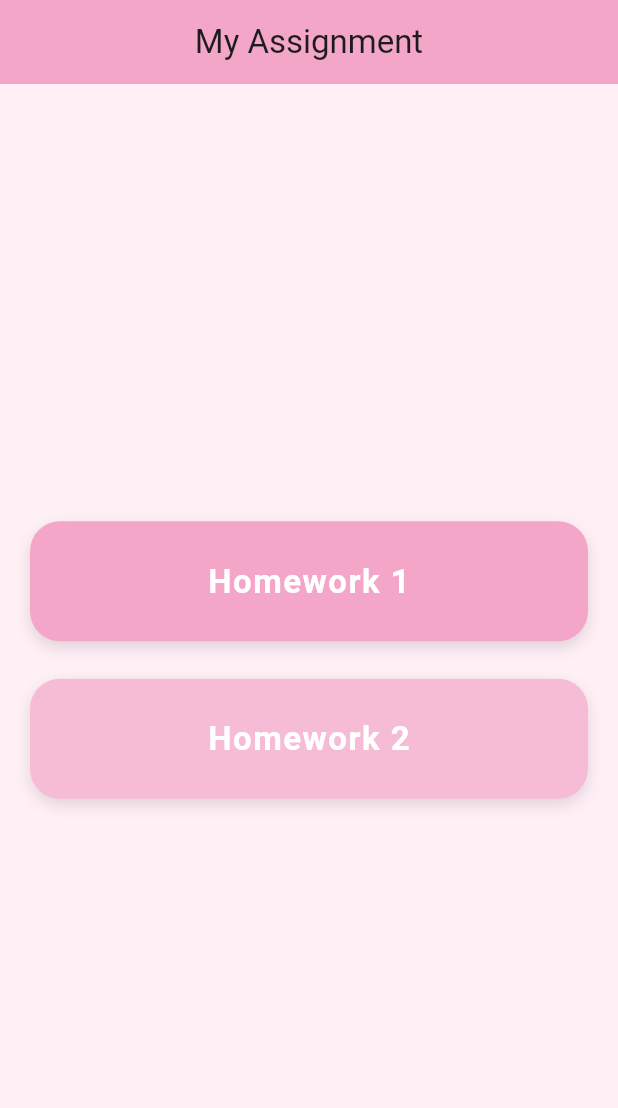
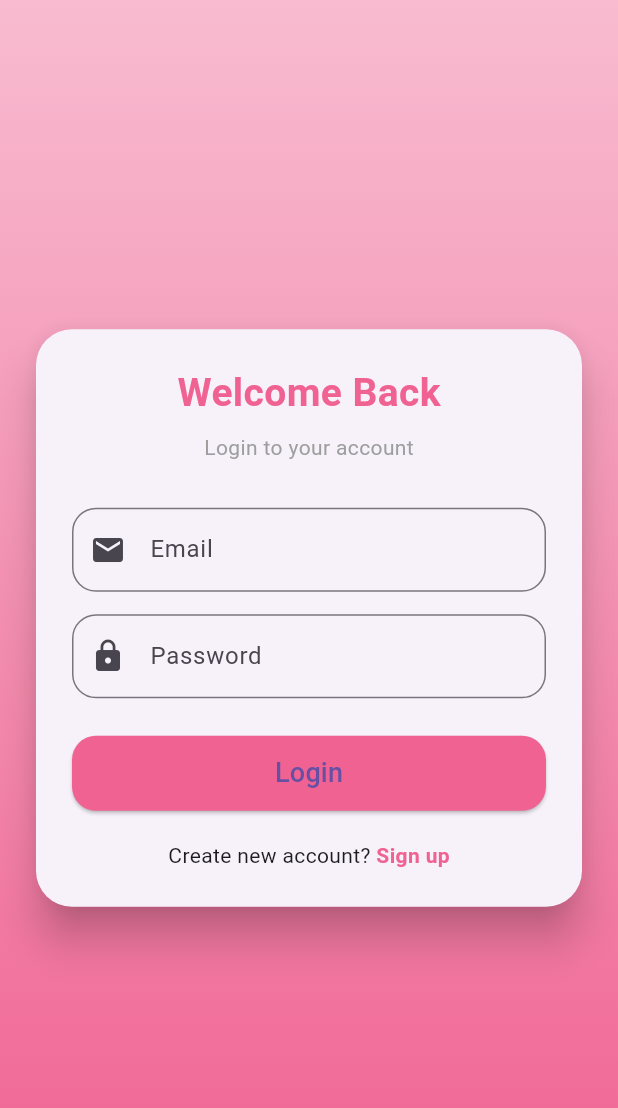
Before and after one commit to Engmrm/Assignment, a Flutter app: the screen it shows after launch, on a phone screen of 412 x 824 dp. Shown: the top 1108 px of the screen. Run offline on Flutter 3.47's test engine with Material 3 defaults, Android fonts, the phone set to English and light mode, and no system bars.

Commit message:
Add login and sign up page (just Frontend)

```diff
--- /dev/null
+++ b/lib/Login.dart
@@ -0,0 +1,166 @@
+import 'package:flutter/material.dart';
+import 'Homepage.dart';
+import 'Signup.dart';
+
+class LoginPage extends StatefulWidget {
+  const LoginPage({super.key});
+
+  @override
+  State<LoginPage> createState() => _LoginPageState();
+}
+
+class _LoginPageState extends State<LoginPage> {
+  final _formKey = GlobalKey<FormState>();
+
+  @override
+  Widget build(BuildContext context) {
+    return Scaffold(
+      body: Container(
+        width: double.infinity,
+        height: double.infinity,
+        decoration: const BoxDecoration(
+          gradient: LinearGradient(
+            begin: Alignment.topCenter,
+            end: Alignment.bottomCenter,
+            colors: [
+              Color(0xFFF8BBD0),
+              Color(0xFFF48FB1),
+              Color(0xFFF06292),
+            ],
+          ),
+        ),
+        child: Center(
+          child: SingleChildScrollView(
+            padding: const EdgeInsets.all(20),
+            child: Card(
+              elevation: 12,
+              shape: RoundedRectangleBorder(
+                borderRadius: BorderRadius.circular(24),
+              ),
+              child: Padding(
+                padding: const EdgeInsets.all(24),
+                child: Form(
+                  key: _formKey,
+                  child: Column(
+                    mainAxisSize: MainAxisSize.min,
+                    children: [
+                      const Text(
+                        'Welcome Back',
+                        style: TextStyle(
+                          fontSize: 26,
+                          fontWeight: FontWeight.bold,
+                          color: Color(0xFFF06292),
+                        ),
+                      ),
+                      const SizedBox(height: 8),
+                      const Text(
+                        'Login to your account',
+                        style: TextStyle(color: Colors.grey),
+                      ),
+                      const SizedBox(height: 30),
+
+
+                      TextFormField(
+                        decoration: InputDecoration(
+                          labelText: 'Email',
+                          prefixIcon: const Icon(Icons.email),
+                          border: OutlineInputBorder(
+                            borderRadius: BorderRadius.circular(16),
+                          ),
+                        ),
+                        validator: (value) {
+                          if (value == null || value.isEmpty) {
+                            return 'Email is required';
+                          }
+                          if (!value.contains('@')) {
+                            return 'Enter a valid email';
+                          }
+                          return null;
+                        },
+                      ),
+                      const SizedBox(height: 15),
+
+
+                      TextFormField(
+                        obscureText: true,
+                        decoration: InputDecoration(
+                          labelText: 'Password',
+                          prefixIcon: const Icon(Icons.lock),
+                          border: OutlineInputBorder(
+                            borderRadius: BorderRadius.circular(16),
+                          ),
+                        ),
+                        validator: (value) {
+                          if (value == null || value.isEmpty) {
+                            return 'Password is required';
+                          }
+                          if (value.length < 6) {
+                            return 'Password must be at least 6 characters';
+                          }
+                          return null;
+                        },
+                      ),
+                      const SizedBox(height: 25),
+
+                      SizedBox(
+                        width: double.infinity,
+                        height: 50,
+                        child: ElevatedButton(
+                          style: ElevatedButton.styleFrom(
+                            backgroundColor: const Color(0xFFF06292),
+                            shape: RoundedRectangleBorder(
+                              borderRadius: BorderRadius.circular(16),
+                            ),
+                          ),
+                          onPressed: () {
+                            if (_formKey.currentState!.validate()) {
+                              Navigator.pushReplacement(
+                                context,
+                                MaterialPageRoute(
+                                    builder: (context) => HomePage()),
+                              );
+                            }
+                          },
+                          child: const Text(
+                            'Login',
+                            style: TextStyle(fontSize: 18),
+                          ),
+                        ),
+                      ),
+
+                      const SizedBox(height: 20),
+
+                      /// Sign up
+                      Row(
+                        mainAxisAlignment: MainAxisAlignment.center,
+                        children: [
+                          const Text("Create new account? "),
+                          GestureDetector(
+                            onTap: () {
+                              Navigator.push(
+                                context,
+                                MaterialPageRoute(
+                                    builder: (context) => SignUpPage()),
+                              );
+                            },
+                            child: const Text(
+                              "Sign up",
+                              style: TextStyle(
+                                color: Color(0xFFF06292),
+                                fontWeight: FontWeight.bold,
+                              ),
+                            ),
+                          ),
+                        ],
+                      )
+                    ],
+                  ),
+                ),
+              ),
+            ),
+          ),
+        ),
+      ),
+    );
+  }
+}
--- a/lib/Spalsh_screen.dart
+++ b/lib/Splash_screen.dart
@@ -1,5 +1,6 @@
 import 'package:flutter/material.dart';
 import 'Homepage.dart';
+import 'package:untitled1/Login.dart';
 
 class splash extends StatefulWidget {
   @override
@@ -13,7 +14,7 @@ class _splashState extends State<splash> {
   void initState() {
     // TODO: implement initState
     Future.delayed(Duration(seconds: 3),(){
-      Navigator.pushReplacement(context, MaterialPageRoute(builder: (context)=>HomePage()));
+      Navigator.pushReplacement(context, MaterialPageRoute(builder: (context)=>LoginPage()));
     });
   }
   Widget build(BuildContext context) {
--- a/lib/main.dart
+++ b/lib/main.dart
@@ -1,6 +1,5 @@
 import 'package:flutter/material.dart';
-import'Homepage.dart';
-import"Spalsh_screen.dart";
+import"Splash_screen.dart";
 main() {
   runApp(MaterialApp(
       debugShowCheckedModeBanner: false,
```
Also changed, not shown: lib/Signup.dart (added, +185 -0 lines).
